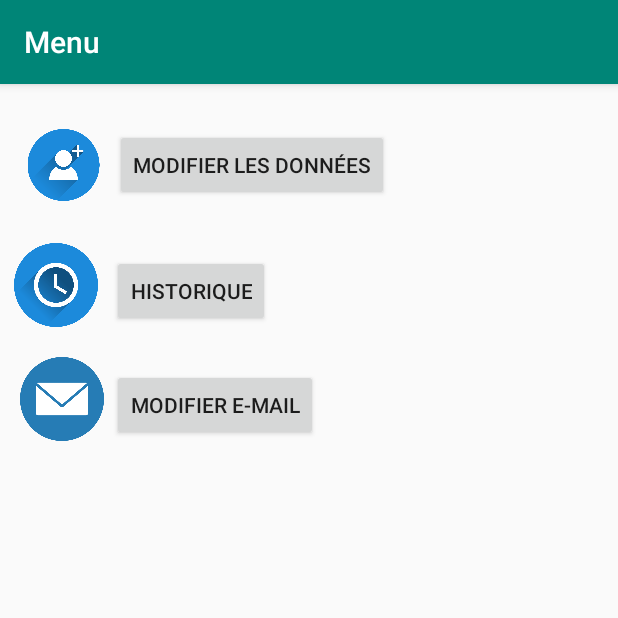
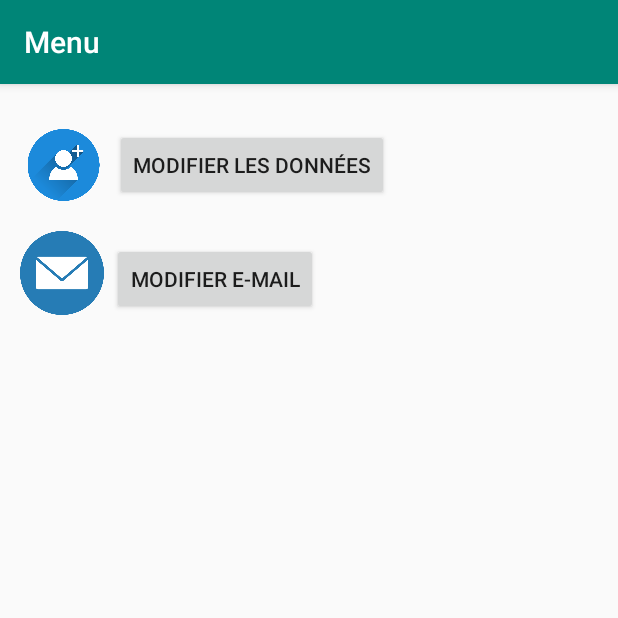
Before and after one commit to HydroZFR/Catchem2, an Android app: the Menu screen opened directly, with no data from a screen before it, on a phone screen of 412 x 824 dp, the top half of it. Run offline under Robolectric (Android 15) with nearby library versions, the phone set to English and light mode, and no system bars; our stand-ins replace Firebase (no records; nobody signed in at launch, a user with empty details on screens opened directly).

Commit message:
Ajout de la supression d'une personne et retrait de l'historique dans le menu

```diff
--- a/app/src/main/AndroidManifest.xml
+++ b/app/src/main/AndroidManifest.xml
@@ -22,7 +22,6 @@
         <activity
             android:name=".menu.Menu_ModifierDonnee"
             android:label="Menu" />
-        <activity android:name=".menu.Menu_Historique" />
         <activity android:name=".menu.Menu_ModifierMail" />
         <activity
             android:name=".menu.Menu_MD_ajouterDonner"
--- a/app/src/main/java/catchem/catchem2/menu/Menu.java
+++ b/app/src/main/java/catchem/catchem2/menu/Menu.java
@@ -18,7 +18,6 @@ public class Menu extends AppCompatActivity implements GestureDetector.OnGesture
 
     private GestureDetectorCompat gestureDetector;
     private Button modifieDonne;
-    private Button historique;
     private Button modifieMail;
 
     @Override
@@ -32,16 +31,6 @@ public class Menu extends AppCompatActivity implements GestureDetector.OnGesture
             @Override
             public void onClick(View view) {
                 Intent intent = new Intent(Menu.this, Menu_ModifierDonnee.class);
-                startActivity(intent);
-            }
-
-        });
-
-        historique = (Button) findViewById(R.id.Historique);
-        historique.setOnClickListener(new View.OnClickListener() {
-            @Override
-            public void onClick(View view) {
-                Intent intent = new Intent(Menu.this, Menu_Historique.class);
                 startActivity(intent);
             }
 
--- a/app/src/main/java/catchem/catchem2/menu/Menu_MD_suprimeDonnee.java
+++ b/app/src/main/java/catchem/catchem2/menu/Menu_MD_suprimeDonnee.java
@@ -25,7 +25,6 @@ public class Menu_MD_suprimeDonnee extends AppCompatActivity {
         editTextPrenom = findViewById(R.id.editText_Prenom);
         buttonRechercher = findViewById(R.id.button_Rechercher);
         linearLayoutAffichage = findViewById(R.id.linearLayout_Affichage);
-
         buttonRechercher.setOnClickListener(new View.OnClickListener() {
             @Override
             public void onClick(View v) {
@@ -35,6 +34,6 @@ public class Menu_MD_suprimeDonnee extends AppCompatActivity {
     }
 
     private void afficherLaRecherche() {
-        MainActivity.uneBDD.rechercheModifier(editTextNom.getText().toString(), editTextPrenom.getText().toString(), linearLayoutAffichage);
+        MainActivity.uneBDD.rechercheSuprimer(editTextNom.getText().toString(), editTextPrenom.getText().toString(), linearLayoutAffichage);
     }
 }
--- a/app/src/main/res/layout/activity_menu.xml
+++ b/app/src/main/res/layout/activity_menu.xml
@@ -35,33 +35,6 @@
     </LinearLayout>
 
     <LinearLayout
-        android:layout_width="180dp"
-        android:layout_height="wrap_content"
-        android:layout_marginTop="8dp"
-        android:layout_marginBottom="20dp"
-        android:orientation="horizontal">
-
-        <ImageView
-            android:id="@+id/imageView2"
-            android:layout_width="0dp"
-            android:layout_height="match_parent"
-            android:layout_weight="1"
-            app:srcCompat="@drawable/historique"
-            tools:layout_editor_absoluteX="8dp"
-            tools:layout_editor_absoluteY="1237dp" />
-
-        <Button
-            android:id="@+id/Historique"
-            android:layout_width="wrap_content"
-            android:layout_height="wrap_content"
-            android:layout_marginTop="8dp"
-            android:text="Historique"
-            app:layout_constraintTop_toBottomOf="@+id/ModifierDonnee"
-            tools:layout_editor_absoluteX="63dp" />
-
-    </LinearLayout>
-
-    <LinearLayout
         android:id="@+id/linearLayout2"
         android:layout_width="204dp"
         android:layout_height="wrap_content"
```
Also changed, not shown: app/src/main/java/catchem/catchem2/BDD.java (+58 -13 lines), app/src/main/java/catchem/catchem2/menu/Menu_Historique.java (deleted, +0 -15 lines), app/src/main/res/layout/activity_historique.xml (deleted, +0 -9 lines).
